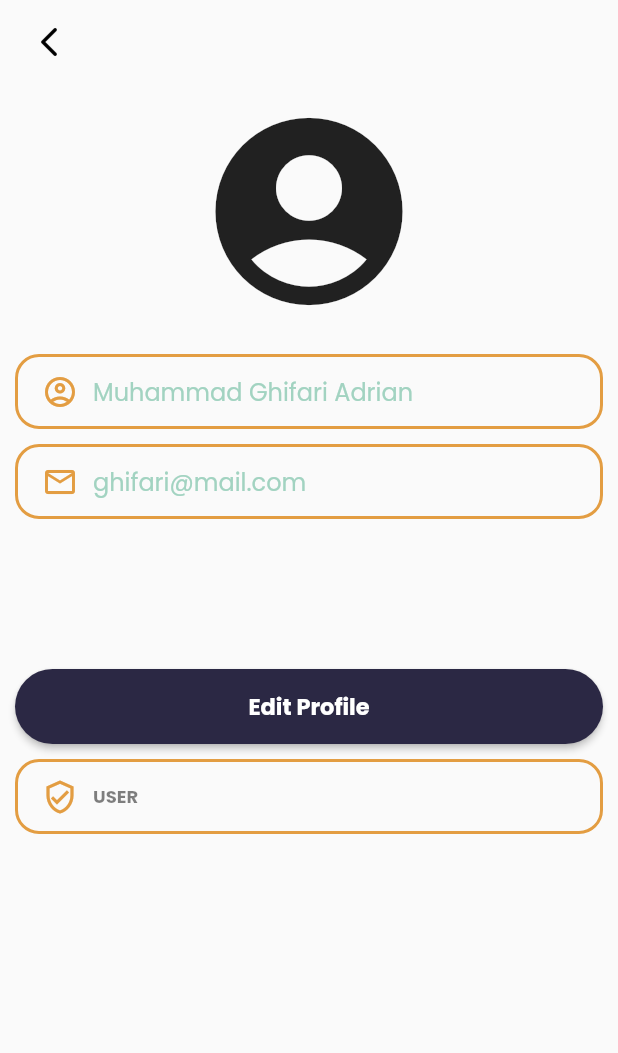
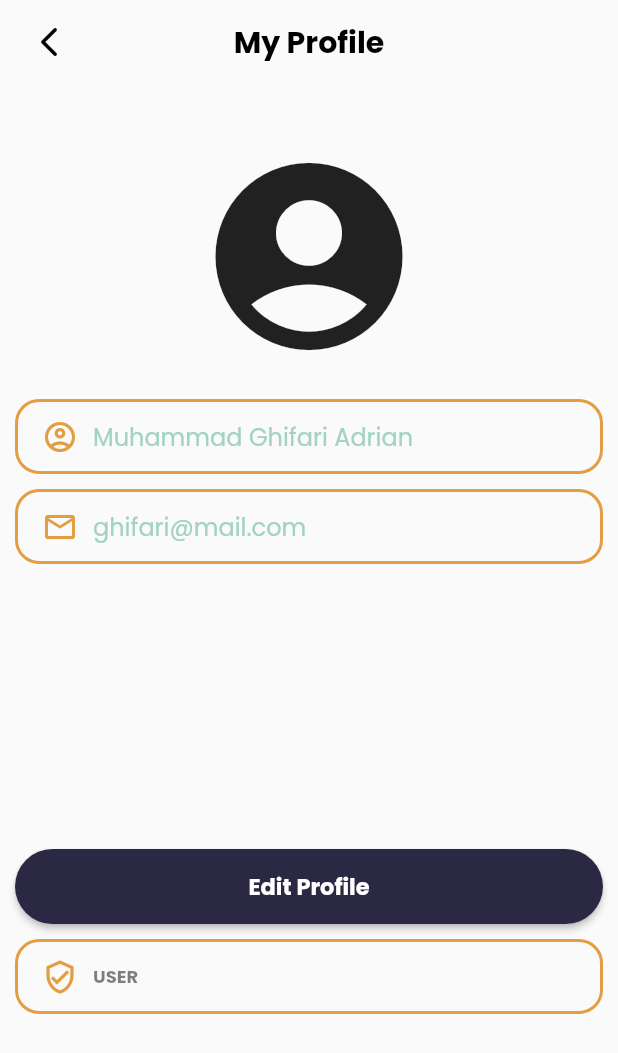
Before and after one commit to HoqoBajoe/fe-flutter, a Flutter app: the EditProfilePage screen opened by its route, on a phone screen of 412 x 824 dp. Shown: the top 1053 px of the screen. Run offline on Flutter 3.47's test engine with Material 2 defaults, Android fonts, the phone set to English and light mode, and no system bars; our stand-ins replace carousel_slider, flutter_secure_storage, google_fonts, smooth_page_indicator; accounts and stored records are empty; network calls fail.

Commit message:
Update edit_profile_page.dart

```diff
--- a/lib/pages/edit_profile_page.dart
+++ b/lib/pages/edit_profile_page.dart
@@ -17,7 +17,7 @@ class _EditProfilePageState extends State<EditProfilePage> {
       appBar: buildAppbar(),
       body: SafeArea(
         child: Container(
-          margin: const EdgeInsets.only(top: 10.0, left: 10, right: 10),
+          margin: const EdgeInsets.only(top: 40.0, left: 10, right: 10),
           child: Column(
             children: [
               profilePicture(),
@@ -42,6 +42,12 @@ AppBar buildAppbar() {
         color: Colors.black,
         onPressed: () => {},
       ),
+    ),
+    centerTitle: true,
+    title: Text(
+      'My Profile',
+      style: GoogleFonts.poppins(
+          fontSize: 20, color: Colors.black, fontWeight: bold),
     ),
     backgroundColor: Colors.transparent,
     elevation: 0,
@@ -141,7 +147,7 @@ Widget editButton() {
   return Container(
     height: 50,
     width: double.infinity,
-    margin: const EdgeInsets.only(top: 100),
+    margin: const EdgeInsets.only(top: 190),
     child: ElevatedButton(
       style: ElevatedButton.styleFrom(
         shape: StadiumBorder(),
```
